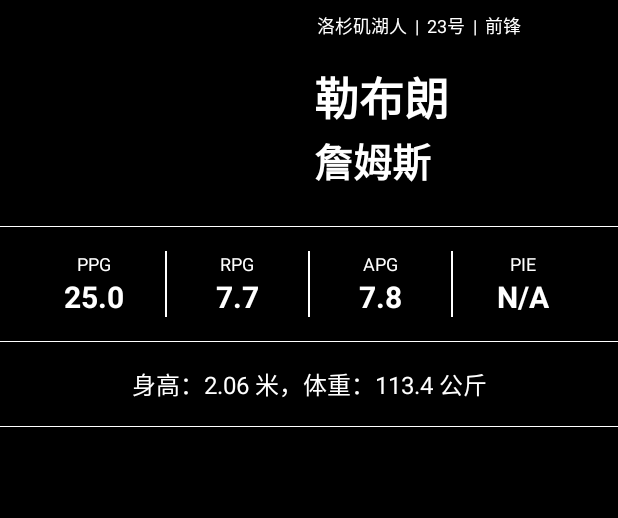
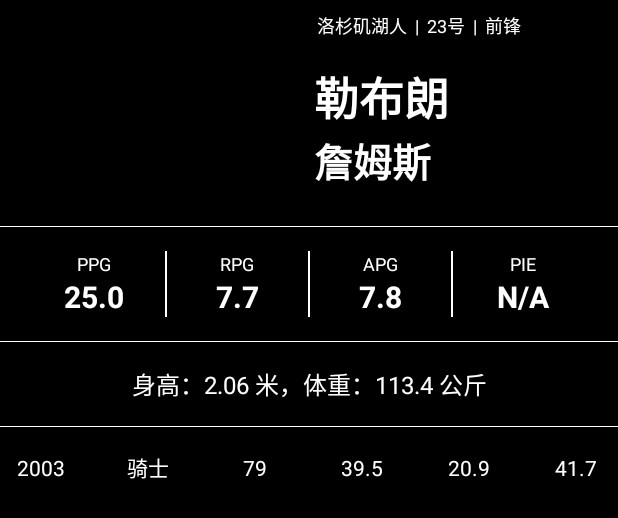
Before and after one commit to cnwutianhao/android-architecture-components-sample, an Android app: the layout fragment_player_detail.xml on its own in the app's theme, with its tools: preview values and no code run, on a phone screen of 412 x 824 dp. Shown: the top 518 px of the screen. Run offline under Robolectric (Android 15) with nearby library versions, the phone set to English and light mode, and no system bars.

Commit message:
Update player detail page.

```diff
--- a/app/src/main/java/com/tyhoo/nba/data/player/PlayerTeamsResponse.kt
+++ b/app/src/main/java/com/tyhoo/nba/data/player/PlayerTeamsResponse.kt
@@ -3,5 +3,7 @@ package com.tyhoo.nba.data.player
 import com.google.gson.annotations.SerializedName
 
 data class PlayerTeamsResponse(
-    @field:SerializedName("statAverage") val statAverage: PlayerStatAverageResponse
+    @field:SerializedName("profile") val profile: PlayerProfileResponse?,
+    @field:SerializedName("statAverage") val statAverage: PlayerStatAverageResponse,
+    @field:SerializedName("season") val season: String
 )
--- a/app/src/main/res/layout/fragment_player_detail.xml
+++ b/app/src/main/res/layout/fragment_player_detail.xml
@@ -255,6 +255,18 @@
                 android:layout_height="0.5dp"
                 android:background="@color/white" />
 
+            <androidx.recyclerview.widget.RecyclerView
+                android:id="@+id/player_season_status_list"
+                android:layout_width="match_parent"
+                android:layout_height="wrap_content"
+                android:layout_marginTop="16dp"
+                android:clipToPadding="false"
+                android:overScrollMode="never"
+                android:scrollbars="none"
+                app:layoutManager="androidx.recyclerview.widget.LinearLayoutManager"
+                tools:itemCount="1"
+                tools:listitem="@layout/list_item_player_season_status" />
+
         </LinearLayout>
 
     </androidx.core.widget.NestedScrollView>
--- /dev/null
+++ b/app/src/main/res/layout/list_item_player_season_status.xml
@@ -0,0 +1,80 @@
+<?xml version="1.0" encoding="utf-8"?>
+<layout xmlns:android="http://schemas.android.com/apk/res/android"
+    xmlns:app="http://schemas.android.com/apk/res-auto"
+    xmlns:tools="http://schemas.android.com/tools">
+
+    <data>
+
+        <variable
+            name="data"
+            type="com.tyhoo.nba.data.player.PlayerTeamsResponse" />
+    </data>
+
+    <LinearLayout
+        android:layout_width="match_parent"
+        android:layout_height="wrap_content"
+        android:layout_marginBottom="8dp"
+        android:orientation="horizontal">
+
+        <TextView
+            android:layout_width="0dp"
+            android:layout_height="wrap_content"
+            android:layout_weight="1"
+            android:gravity="center"
+            android:text="@{data.season}"
+            android:textColor="@color/white"
+            tools:text="2003" />
+
+        <TextView
+            android:layout_width="0dp"
+            android:layout_height="wrap_content"
+            android:layout_marginStart="16dp"
+            android:layout_weight="1"
+            android:gravity="center"
+            android:text="@{data.profile.name}"
+            android:textColor="@color/white"
+            tools:text="骑士" />
+
+        <TextView
+            android:layout_width="0dp"
+            android:layout_height="wrap_content"
+            android:layout_marginStart="16dp"
+            android:layout_weight="1"
+            android:gravity="center"
+            android:text="@{String.valueOf(data.statAverage.games)}"
+            android:textColor="@color/white"
+            tools:text="79" />
+
+        <TextView
+            android:layout_width="0dp"
+            android:layout_height="wrap_content"
+            android:layout_marginStart="16dp"
+            android:layout_weight="1"
+            android:gravity="center"
+            android:textColor="@color/white"
+            app:playerDetailFloatFormat="@{data.statAverage.minsPg}"
+            tools:text="39.5" />
+
+        <TextView
+            android:layout_width="0dp"
+            android:layout_height="wrap_content"
+            android:layout_marginStart="16dp"
+            android:layout_weight="1"
+            android:gravity="center"
+            android:textColor="@color/white"
+            app:playerDetailFloatFormat="@{data.statAverage.pointsPg}"
+            tools:text="20.9" />
+
+        <TextView
+            android:layout_width="0dp"
+            android:layout_height="wrap_content"
+            android:layout_marginStart="16dp"
+            android:layout_weight="1"
+            android:gravity="center"
+            android:textColor="@color/white"
+            app:playerDetailFloatFormat="@{data.statAverage.fgpct}"
+            tools:text="41.7" />
+
+    </LinearLayout>
+
+</layout>
```
Also changed, not shown: app/src/main/java/com/tyhoo/nba/adapter/PlayerDetailBindingAdapter.kt (+7 -0 lines), app/src/main/java/com/tyhoo/nba/adapter/PlayerSeasonStatusAdapter.kt (added, +52 -0 lines), app/src/main/java/com/tyhoo/nba/data/player/PlayerProfileResponse.kt (added, +20 -0 lines), app/src/main/java/com/tyhoo/nba/data/player/PlayerStatAverageResponse.kt (+19 -1 lines), app/src/main/java/com/tyhoo/nba/ui/player/PlayerDetailFragment.kt (+15 -6 lines), app/src/main/java/com/tyhoo/nba/viewmodel/PlayerDetailViewModel.kt (+17 -0 lines).
